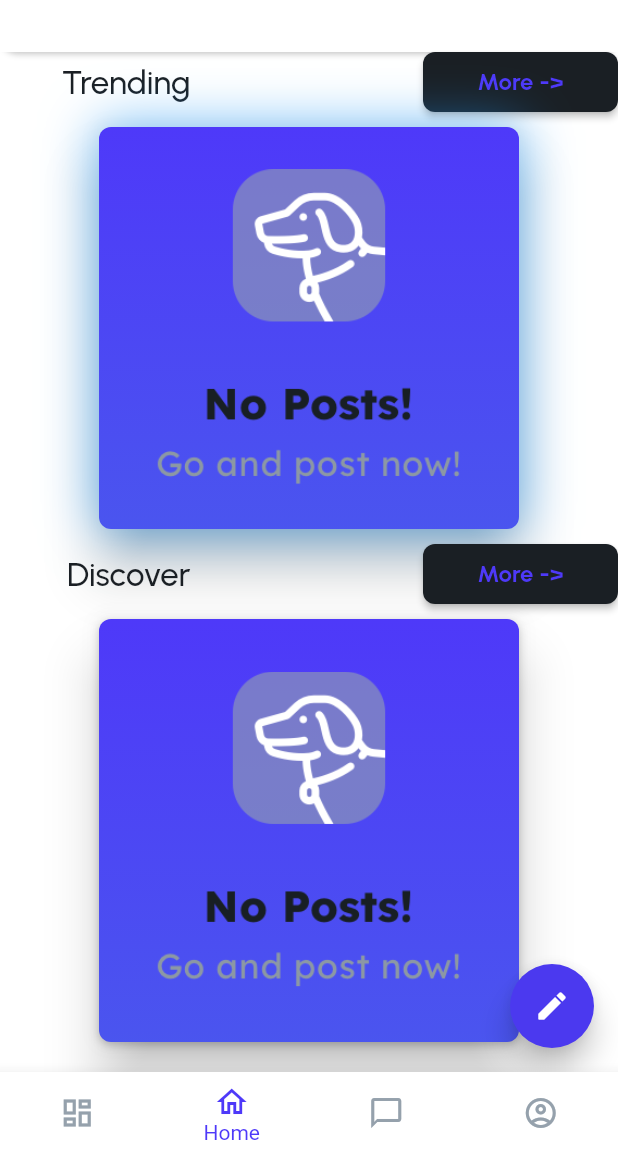
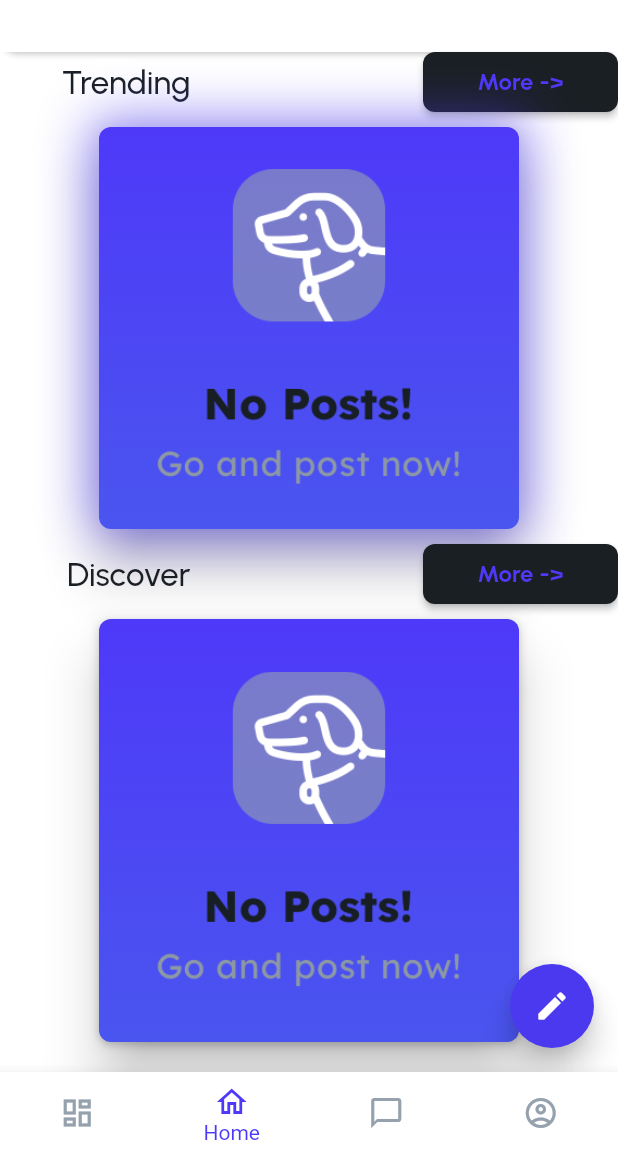
Before and after one commit to Arjun2908/Disaster-Data, a Flutter app: the screen it shows once a user with an empty profile is signed in, scrolled down 126 dp, on a phone screen of 412 x 824 dp, the part 80-1236 px from its top. Run offline on Flutter 3.47's test engine with Material 2 defaults, Android fonts, the phone set to English and light mode, and no system bars; drawn by our look-alikes of auto_size_text; our stand-ins replace built_collection, built_value, cached_network_image, chewie, cloud_firestore, file_picker and 19 more; missing offline and left inert: dash_chat, flutter_google_places, google_api_headers, google_maps_webservice, json_path, mime_type; accounts and stored records are empty; network calls fail.

Commit message:
changed shadow to purple

```diff
--- a/lib/home_page/home_page_widget.dart
+++ b/lib/home_page/home_page_widget.dart
@@ -322,10 +322,10 @@ class _HomePageWidgetState extends State<HomePageWidget> {
                     decoration: BoxDecoration(
                       boxShadow: [
                         BoxShadow(
-                          color: Colors.blue.withOpacity(0.6),
+                          color: Color(0xFF4B39EF).withOpacity(0.6),
                           // offset: Offset(0, 20),
                           blurRadius: 30,
-                          spreadRadius: 2,
+                          spreadRadius: 5,
                         )
                       ],
                       gradient: LinearGradient(
```
